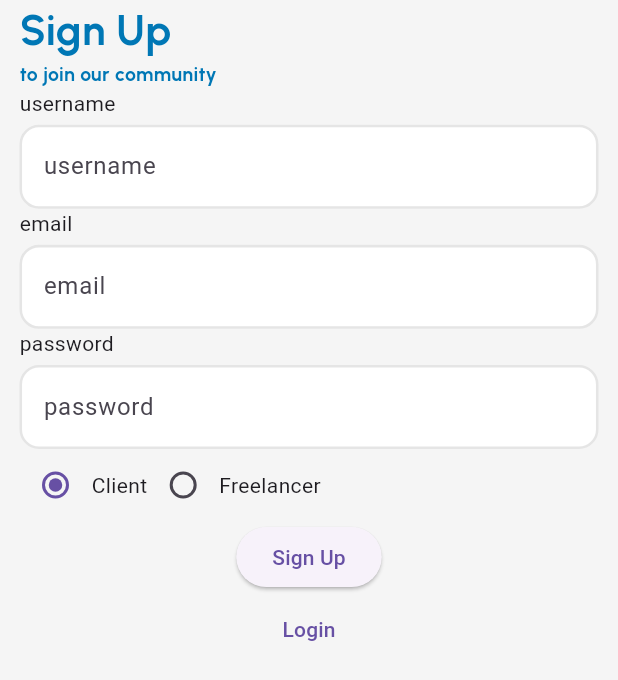
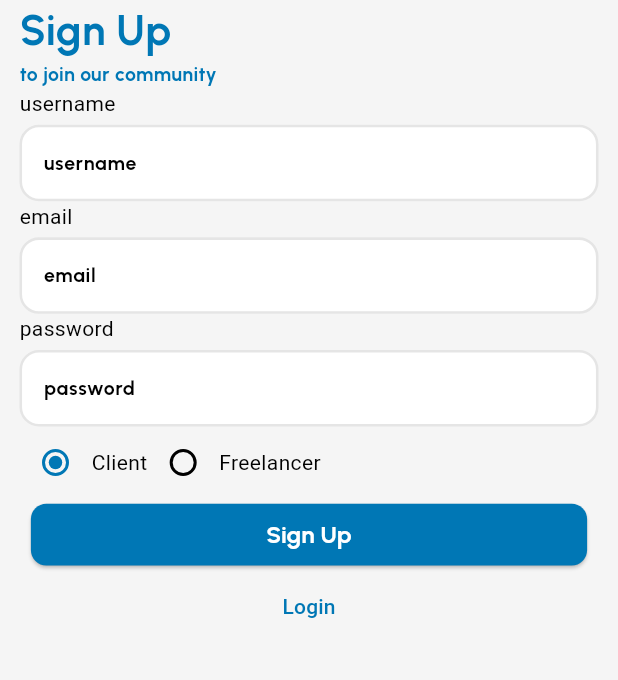
Before and after one commit to WissamAlmsalati/quick_hire_app, a Flutter app: the screen it shows after launch, after a tap on "Sign Up", on a phone screen of 412 x 824 dp. Shown: the top 680 px of the screen. Run offline on Flutter 3.47's test engine with Material 3 defaults, Android fonts, the phone set to English and light mode, and no system bars; our stand-ins replace bloc, flutter_bloc, gap, google_fonts; missing offline and left inert: dart:ffi; network calls fail.

Commit message:
add App theme file

```diff
--- a/lib/core/theme/app_theme.dart
+++ b/lib/core/theme/app_theme.dart
@@ -2,7 +2,7 @@ import 'package:flutter/material.dart';
 import 'package:google_fonts/google_fonts.dart';
 
 class AppTheme {
-  static ThemeData get lightTheme {
+  static ThemeData getLightTheme(BuildContext context) {
     return ThemeData(
       primaryColor: Color(0xFF0077B5),
       textTheme: TextTheme(
@@ -35,12 +35,19 @@ class AppTheme {
       ),
       elevatedButtonTheme: ElevatedButtonThemeData(
         style: ElevatedButton.styleFrom(
-          foregroundColor: Colors.white, backgroundColor: Color(0xFF0077B5),
+          foregroundColor: Colors.white,
+          backgroundColor: Color(0xFF0077B5),
           textStyle: GoogleFonts.urbanist(
             fontSize: 16,
             fontWeight: FontWeight.bold,
           ),
-          minimumSize: Size(150, 50), // Set width and height
+          minimumSize: Size(
+            MediaQuery.of(context).size.width * 0.9,
+            MediaQuery.of(context).size.height * 0.05,
+          ), // Set
+          shape: RoundedRectangleBorder(
+            borderRadius: BorderRadius.circular(MediaQuery.of(context).size.width * 0.025),
+          )
         ),
       ),
       colorScheme: const ColorScheme(
--- a/lib/features/authintication_screens/presentation/widgets/login_form_widget.dart
+++ b/lib/features/authintication_screens/presentation/widgets/login_form_widget.dart
@@ -7,6 +7,7 @@ import 'package:quick_hire/core/widgets/custom_text_field.dart';
 import '../../data/repositories/auth_repository.dart';
 import '../cubit/auth_cubit.dart';
 import '../screens/sign_up_screen.dart';
+
 
 class LoginForm extends StatelessWidget {
    LoginForm({super.key});
--- a/lib/main.dart
+++ b/lib/main.dart
@@ -1,19 +1,18 @@
 import 'package:flutter/material.dart';
-
-import 'features/authintication_screens/login_Screen.dart';
+import 'core/theme/app_theme.dart';
+import 'features/authintication_screens/presentation/screens/sign_up_screen.dart';
 
 void main() {
-  runApp(const MainApp());
+  runApp(MyApp());
 }
 
-class MainApp extends StatelessWidget {
-  const MainApp({super.key});
-
+class MyApp extends StatelessWidget {
   @override
   Widget build(BuildContext context) {
-    return const MaterialApp(
-
-      home: LoginScreen()
+    return MaterialApp(
+      title: 'My App',
+      theme: AppTheme.getLightTheme(context),
+      home: SignUpScreen(),
     );
   }
 }
--- a/pubspec.yaml
+++ b/pubspec.yaml
@@ -11,7 +11,9 @@ dependencies:
   flutter:
     sdk: flutter
   flutter_bloc: ^8.1.6
+  gap: ^3.0.1
   http: ^1.2.2
+  google_fonts: ^6.2.1
 
 dev_dependencies:
   flutter_test:
```
Also changed, not shown: pubspec.lock.
